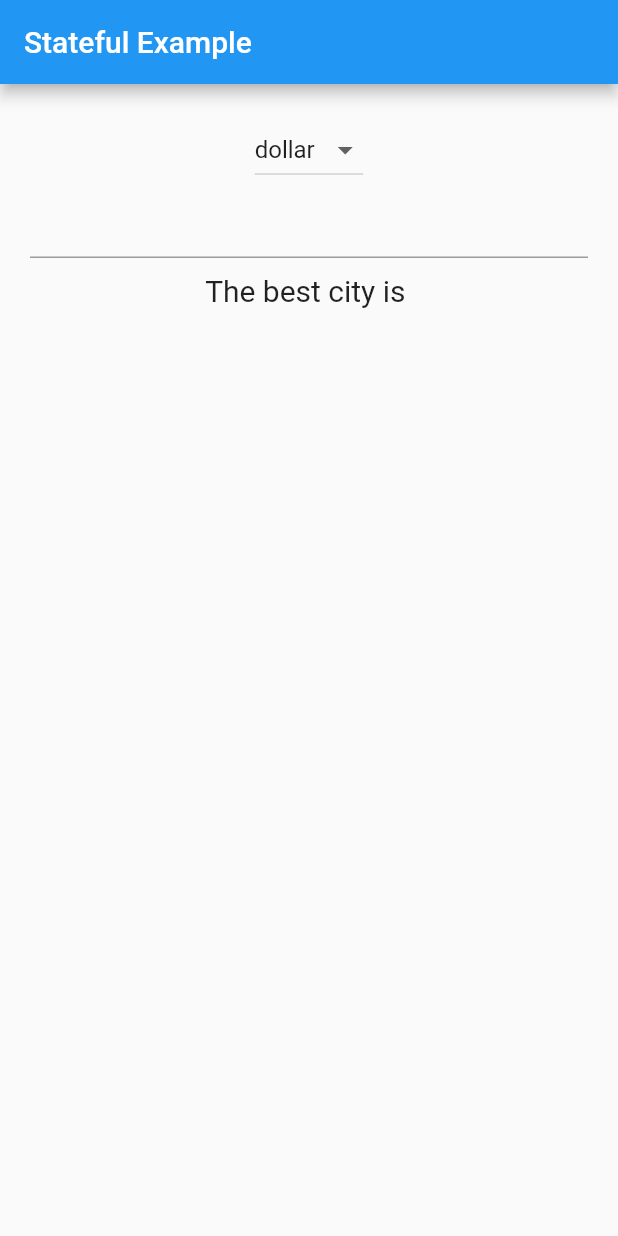
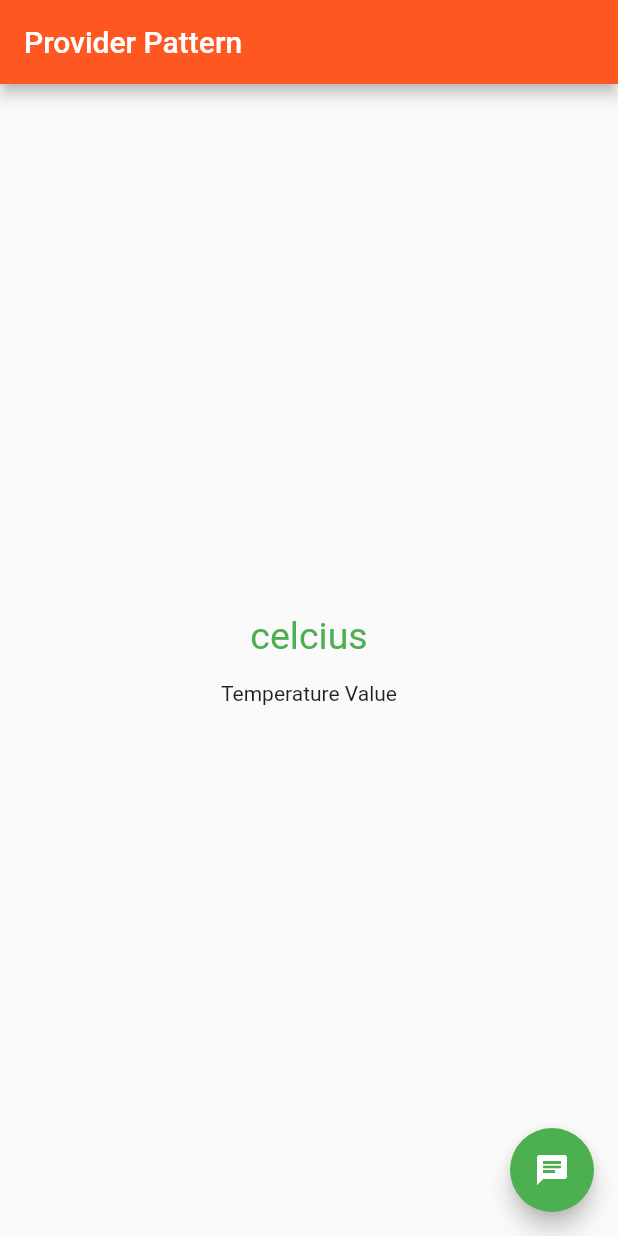
Before and after one commit to DitoHI/learn_flutter, a Flutter app: the screen it shows after launch, on a phone screen of 412 x 824 dp. Run offline on Flutter 3.47's test engine with Material 2 defaults, Android fonts, the phone set to English and light mode, and no system bars.

Commit message:
learn and implement provider

```diff
--- a/lib/main.dart
+++ b/lib/main.dart
@@ -1,69 +1,86 @@
 import 'package:flutter/material.dart';
+import "package:provider/provider.dart";
 
-void main() {
-  runApp(MaterialApp(
-    title: "Stateful App Example",
-    home: FavoriteCity(),
-  ));
-}
+import 'package:learnv2/weather_info.dart';
 
-class FavoriteCity extends StatefulWidget {
+void main() => runApp(MyApp());
+
+class MyApp extends StatelessWidget {
   @override
-  State<StatefulWidget> createState() {
-    return _FavoriteCityState();
+  Widget build(BuildContext context) {
+    return MaterialApp(
+      title: "Flutter Provider Demo",
+      theme: ThemeData(
+        primarySwatch: Colors.deepOrange,
+      ),
+      home: MyHomePage(),
+    );
   }
 }
 
-class _FavoriteCityState extends State<FavoriteCity> {
-  String nameCity = "";
-  var _currencies = ["rupees", "dollar", "yuan"];
-  String __currentSelected = "dollar";
-
+class MyHomePage extends StatelessWidget {
   @override
   Widget build(BuildContext context) {
-    return Scaffold(
+    return ChangeNotifierProvider(
+      builder: (context) => WeatherInfo(),
+      child: Scaffold(
         appBar: AppBar(
-        title: Text("Stateful Example"),
+          title: Text("Provider Pattern"),
         ),
-      body: Container(
-        margin: EdgeInsets.all(20.0),
+        body: Center(
           child: Column(
+            mainAxisAlignment: MainAxisAlignment.center,
             children: <Widget>[
-            DropdownButton<String>(
-              items: _currencies.map((currency) {
-                return DropdownMenuItem<String>(
-                  value: currency,
-                  child: Text(currency),
+              MySpecialHeading(),
+              MySpecialContent(),
+            ],
+          ),
+        ),
+        floatingActionButton: MyFlotingActionButton(),
+      ),
     );
-              }).toList(),
-              onChanged: (String newValueSelected) {
-                this._onDropdownSelected(newValueSelected);
-              },
-              value: this.__currentSelected,
-            ),
-            TextField(
-              onSubmitted: (String userInput) {
-                setState(() {
-                  this.nameCity = userInput;
-                });
-              },
-            ),
-            Padding(
-              padding: EdgeInsets.all(10.0),
+  }
+}
+
+class MySpecialHeading extends StatelessWidget {
+  @override
+  Widget build(BuildContext context) {
+    return Consumer<WeatherInfo>(
+      builder: (context, weatherInfo, _) => Padding(
+            padding: const EdgeInsets.all(8.0),
             child: Text(
-                "The best city is $nameCity",
-                style: TextStyle(fontSize: 20.0),
-              ),
-            )
-          ],
+              weatherInfo.temperatureType,
+              style: TextStyle(color: _decideColor(weatherInfo), fontSize: 25.0),
             ),
           ),
     );
   }
+}
 
-  void _onDropdownSelected(String valueSelected) {
-    setState(() {
-      this.__currentSelected = valueSelected;
-    });
+class MySpecialContent extends StatelessWidget {
+  @override
+  Widget build(BuildContext context) {
+    return Padding(padding: const EdgeInsets.all(8.0), child: Text("Temperature Value"));
   }
 }
+
+class MyFlotingActionButton extends StatelessWidget {
+  @override
+  Widget build(BuildContext context) {
+    WeatherInfo weatherInfo = Provider.of<WeatherInfo>(context);
+
+    return FloatingActionButton(
+      backgroundColor: _decideColor(weatherInfo),
+      onPressed: () {
+        String weatherType = weatherInfo.temperatureType == "celcius" ? "far" : "celcius";
+        weatherInfo.temperatureType = weatherType;
+      },
+      tooltip: 'Change Type',
+      child: Icon(Icons.chat),
+    );
+  }
+}
+
+Color _decideColor(WeatherInfo info) {
+  return info.temperatureType == "celcius" ? Colors.green : Colors.deepOrange;
+}
--- /dev/null
+++ b/lib/weather_info.dart
@@ -0,0 +1,21 @@
+import 'package:flutter/foundation.dart';
+
+class WeatherInfo with ChangeNotifier {
+
+  String _tempType = "celcius";
+  int _tempValue = 25;
+
+  int get temperatureVal => _tempValue;
+
+  String get temperatureType => _tempType;
+
+  set temperatureValue(int tempVal) {
+    this._tempValue = tempVal;
+    notifyListeners();
+  }
+
+  set temperatureType(String tempType) {
+    this._tempType = tempType;
+    notifyListeners();
+  }
+}
--- a/pubspec.yaml
+++ b/pubspec.yaml
@@ -17,6 +17,7 @@ environment:
   sdk: ">=2.1.0 <3.0.0"
 
 dependencies:
+  provider: ^3.0.0+1
   flutter:
     sdk: flutter
 
```
Also changed, not shown: pubspec.lock. Lines whose indentation alone changed are shown as unchanged.
